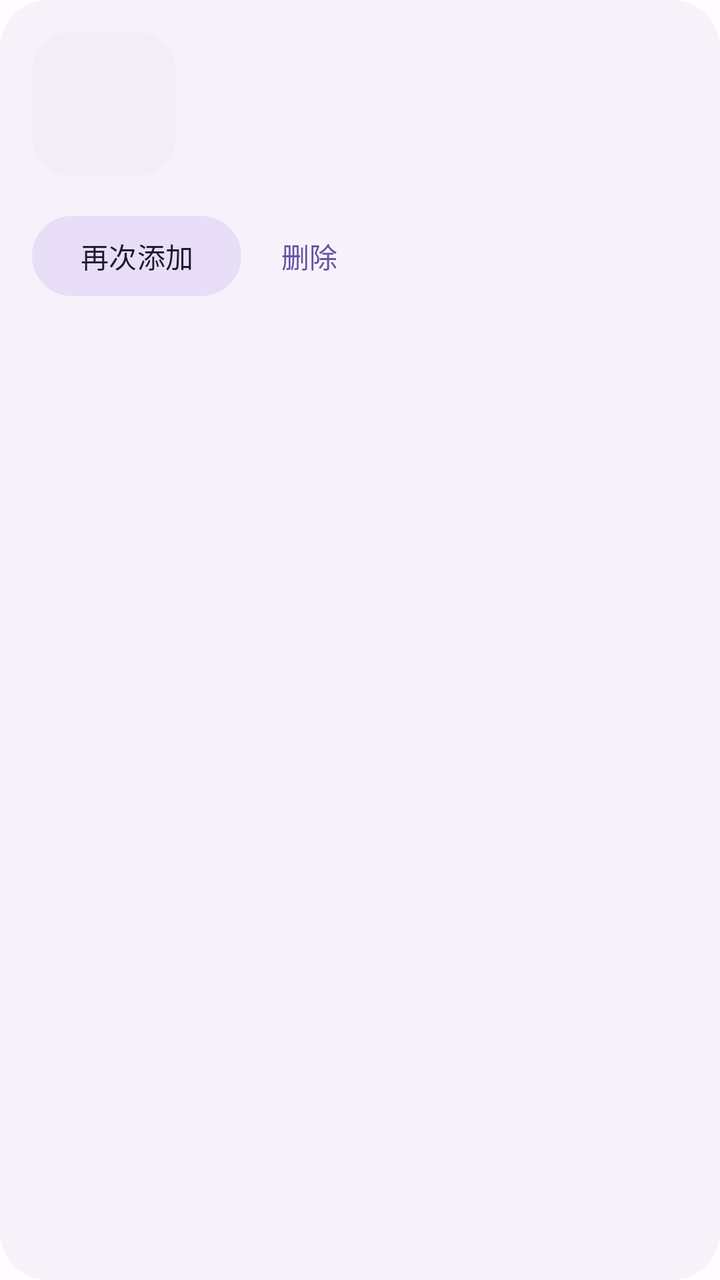
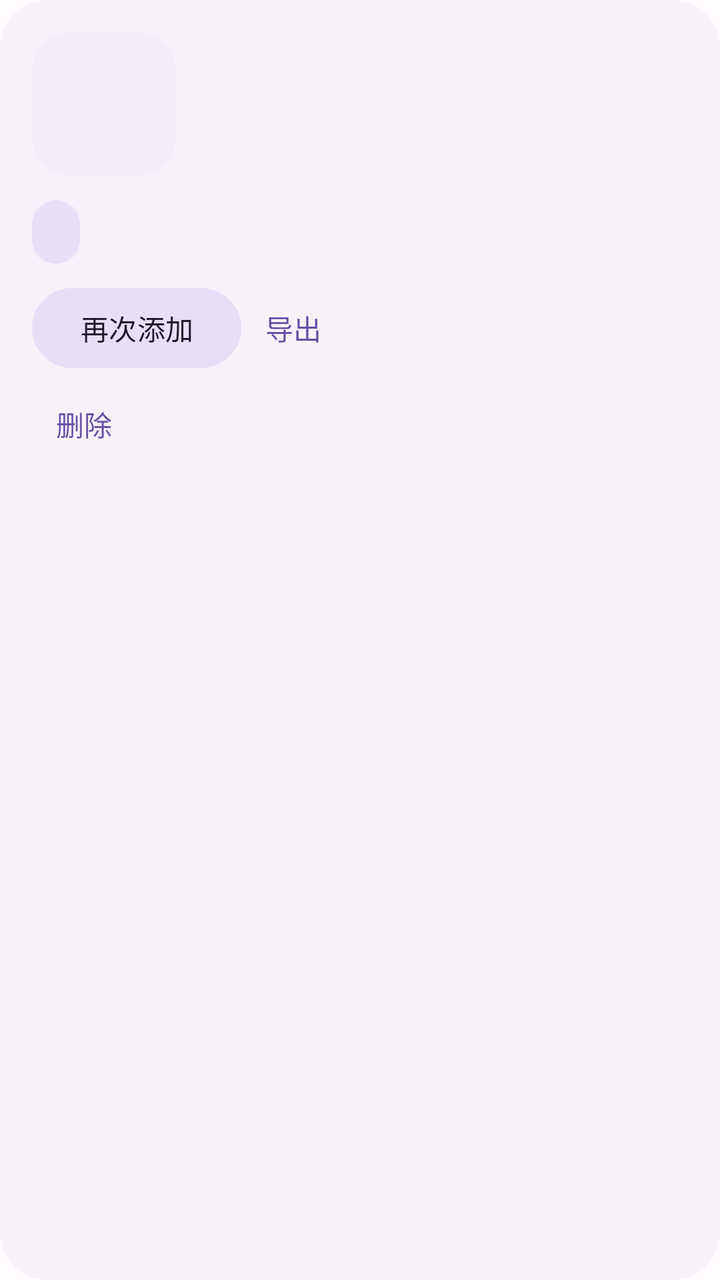

Compare the two renders of this Android layout. The source of the first and the diff that turns it into the second are given below.
<!-- AndroidManifest.xml: application theme AppTheme -->
<!-- res/layout/item_pack.xml -->
<?xml version="1.0" encoding="utf-8"?>
<com.google.android.material.card.MaterialCardView
    xmlns:android="http://schemas.android.com/apk/res/android"
    xmlns:app="http://schemas.android.com/apk/res-auto"
    android:id="@+id/pack_card"
    style="@style/Widget.App.Card"
    android:layout_width="match_parent"
    android:layout_height="wrap_content"
    android:layout_marginBottom="12dp">

    <androidx.constraintlayout.widget.ConstraintLayout
        android:layout_width="match_parent"
        android:layout_height="wrap_content">

        <com.google.android.material.card.MaterialCardView
            android:id="@+id/pack_icon_card"
            style="@style/Widget.App.StickerCard"
            android:layout_width="72dp"
            android:layout_height="72dp"
            app:layout_constraintStart_toStartOf="parent"
            app:layout_constraintTop_toTopOf="parent">

            <ImageView
                android:id="@+id/pack_icon"
                android:layout_width="match_parent"
                android:layout_height="match_parent"
                android:contentDescription="@string/app_name"
                android:scaleType="fitCenter" />
        </com.google.android.material.card.MaterialCardView>

        <TextView
            android:id="@+id/pack_name"
            android:layout_width="0dp"
            android:layout_height="wrap_content"
            android:layout_marginStart="16dp"
            android:textAppearance="?attr/textAppearanceTitleMedium"
            app:layout_constraintEnd_toEndOf="parent"
            app:layout_constraintStart_toEndOf="@id/pack_icon_card"
            app:layout_constraintTop_toTopOf="@id/pack_icon_card" />

        <TextView
            android:id="@+id/pack_author"
            android:layout_width="0dp"
            android:layout_height="wrap_content"
            android:layout_marginStart="16dp"
            android:layout_marginTop="4dp"
            android:textAppearance="?attr/textAppearanceBodyMedium"
            android:textColor="?attr/colorOnSurfaceVariant"
            app:layout_constraintEnd_toEndOf="parent"
            app:layout_constraintStart_toEndOf="@id/pack_icon_card"
            app:layout_constraintTop_toBottomOf="@id/pack_name" />

        <TextView
            android:id="@+id/pack_count"
            android:layout_width="0dp"
            android:layout_height="wrap_content"
            android:layout_marginStart="16dp"
            android:layout_marginTop="4dp"
            android:textAppearance="?attr/textAppearanceLabelMedium"
            app:layout_constraintEnd_toEndOf="parent"
            app:layout_constraintStart_toEndOf="@id/pack_icon_card"
            app:layout_constraintTop_toBottomOf="@id/pack_author" />

        <com.google.android.material.button.MaterialButton
            android:id="@+id/pack_add"
            style="@style/Widget.Material3.Button.TonalButton"
            android:layout_width="wrap_content"
            android:layout_height="48dp"
            android:layout_marginTop="16dp"
            android:minWidth="48dp"
            android:text="@string/again_add"
            app:layout_constraintStart_toStartOf="parent"
            app:layout_constraintTop_toBottomOf="@id/pack_icon_card" />

        <com.google.android.material.button.MaterialButton
            android:id="@+id/pack_delete"
            style="@style/Widget.Material3.Button.TextButton"
            android:layout_width="wrap_content"
            android:layout_height="48dp"
            android:layout_marginStart="8dp"
            android:minWidth="48dp"
            android:text="@string/delete"
            app:layout_constraintStart_toEndOf="@id/pack_add"
            app:layout_constraintTop_toTopOf="@id/pack_add" />
    </androidx.constraintlayout.widget.ConstraintLayout>
</com.google.android.material.card.MaterialCardView>
<!-- resources referenced by this layout -->
<resources>
  <string name="again_add">再次添加</string>
  <string name="app_name">.wastickers 导入器</string>
  <string name="delete">删除</string>
  <style name="Widget.App.Card" parent="Widget.Material3.CardView.Filled">
          <item name="cardCornerRadius">24dp</item>
          <item name="cardBackgroundColor">?attr/colorSurfaceContainerLow</item>
          <item name="contentPadding">16dp</item>
      </style>
  <style name="Widget.App.StickerCard" parent="Widget.Material3.CardView.Filled">
          <item name="cardCornerRadius">20dp</item>
          <item name="cardBackgroundColor">?attr/colorSurfaceContainer</item>
      </style>
  <style name="AppTheme" parent="Base.AppTheme" />
  <style name="Base.AppTheme" parent="Theme.Material3.DayNight.NoActionBar">
          <item name="dynamicColorThemeOverlay">@style/ThemeOverlay.Material3.DynamicColors.DayNight</item>
          <item name="colorPrimary">@color/seed_primary</item>
          <item name="colorOnPrimary">@color/seed_on_primary</item>
          <item name="colorPrimaryContainer">@color/seed_primary_container</item>
          <item name="colorOnPrimaryContainer">@color/seed_on_primary_container</item>
          <item name="colorSurface">@color/md3_surface</item>
          <item name="colorSurfaceContainer">@color/md3_surface_container</item>
          <item name="colorSurfaceContainerLow">@color/md3_surface_container_low</item>
          <item name="colorSurfaceContainerHigh">@color/md3_surface_container_high</item>
          <item name="android:colorBackground">@color/md3_surface</item>
          <item name="android:windowActivityTransitions">true</item>
          <item name="android:windowContentTransitions">true</item>
      </style>
  <color name="seed_primary">#FF6750A4</color>
  <color name="seed_on_primary">#FFFFFFFF</color>
  <color name="seed_primary_container">#FFEADDFF</color>
  <color name="seed_on_primary_container">#FF21005D</color>
  <color name="md3_surface">#FFFFFBFE</color>
  <color name="md3_surface_container">#FFF3EDF7</color>
  <color name="md3_surface_container_low">#FFF7F2FA</color>
  <color name="md3_surface_container_high">#FFECE6F0</color>
</resources>

<!-- the commit's change to res/layout/item_pack.xml (unified diff, before → after) -->
@@ -61,26 +61,60 @@
             app:layout_constraintStart_toEndOf="@id/pack_icon_card"
             app:layout_constraintTop_toBottomOf="@id/pack_author" />
 
+        <TextView
+            android:id="@+id/pack_source_badge"
+            android:layout_width="wrap_content"
+            android:layout_height="32dp"
+            android:layout_marginTop="12dp"
+            android:background="@drawable/bg_source_badge"
+            android:gravity="center_vertical"
+            android:paddingStart="12dp"
+            android:paddingEnd="12dp"
+            android:textAppearance="?attr/textAppearanceLabelSmall"
+            android:textColor="?attr/colorOnSecondaryContainer"
+            app:layout_constraintStart_toStartOf="parent"
+            app:layout_constraintTop_toBottomOf="@id/pack_icon_card" />
+
         <com.google.android.material.button.MaterialButton
             android:id="@+id/pack_add"
             style="@style/Widget.Material3.Button.TonalButton"
             android:layout_width="wrap_content"
             android:layout_height="48dp"
-            android:layout_marginTop="16dp"
+            android:layout_marginTop="8dp"
             android:minWidth="48dp"
             android:text="@string/again_add"
             app:layout_constraintStart_toStartOf="parent"
-            app:layout_constraintTop_toBottomOf="@id/pack_icon_card" />
+            app:layout_constraintTop_toBottomOf="@id/pack_source_badge" />
+
+        <com.google.android.material.button.MaterialButton
+            android:id="@+id/pack_export"
+            style="@style/Widget.Material3.Button.TextButton"
+            android:layout_width="wrap_content"
+            android:layout_height="48dp"
+            android:minWidth="48dp"
+            android:text="@string/export_wastickers"
+            app:layout_constraintStart_toEndOf="@id/pack_add"
+            app:layout_constraintTop_toTopOf="@id/pack_add" />
+
+        <com.google.android.material.button.MaterialButton
+            android:id="@+id/pack_refetch"
+            style="@style/Widget.Material3.Button.TextButton"
+            android:layout_width="wrap_content"
+            android:layout_height="48dp"
+            android:minWidth="48dp"
+            android:text="@string/refetch"
+            android:visibility="gone"
+            app:layout_constraintStart_toStartOf="parent"
+            app:layout_constraintTop_toBottomOf="@id/pack_add" />
 
         <com.google.android.material.button.MaterialButton
             android:id="@+id/pack_delete"
             style="@style/Widget.Material3.Button.TextButton"
             android:layout_width="wrap_content"
             android:layout_height="48dp"
-            android:layout_marginStart="8dp"
             android:minWidth="48dp"
             android:text="@string/delete"
-            app:layout_constraintStart_toEndOf="@id/pack_add"
-            app:layout_constraintTop_toTopOf="@id/pack_add" />
+            app:layout_constraintStart_toEndOf="@id/pack_refetch"
+            app:layout_constraintTop_toTopOf="@id/pack_refetch" />
     </androidx.constraintlayout.widget.ConstraintLayout>
 </com.google.android.material.card.MaterialCardView>
<!-- resource entries referenced after the edit -->
@@ -1,8 +1,18 @@
 <!-- resources referenced by this layout -->
 <resources>
+  <!-- drawable bg_source_badge (drawable) -->
+  <?xml version="1.0" encoding="utf-8"?>
+  <shape xmlns:android="http://schemas.android.com/apk/res/android"
+      android:shape="rectangle">
+      <solid android:color="?attr/colorSecondaryContainer" />
+      <corners android:radius="16dp" />
+      <padding android:left="2dp" android:top="2dp" android:right="2dp" android:bottom="2dp" />
+  </shape>
   <string name="again_add">再次添加</string>
   <string name="app_name">.wastickers 导入器</string>
   <string name="delete">删除</string>
+  <string name="export_wastickers">导出</string>
+  <string name="refetch">重新拉取</string>
   <style name="Widget.App.Card" parent="Widget.Material3.CardView.Filled">
           <item name="cardCornerRadius">24dp</item>
           <item name="cardBackgroundColor">?attr/colorSurfaceContainerLow</item>
